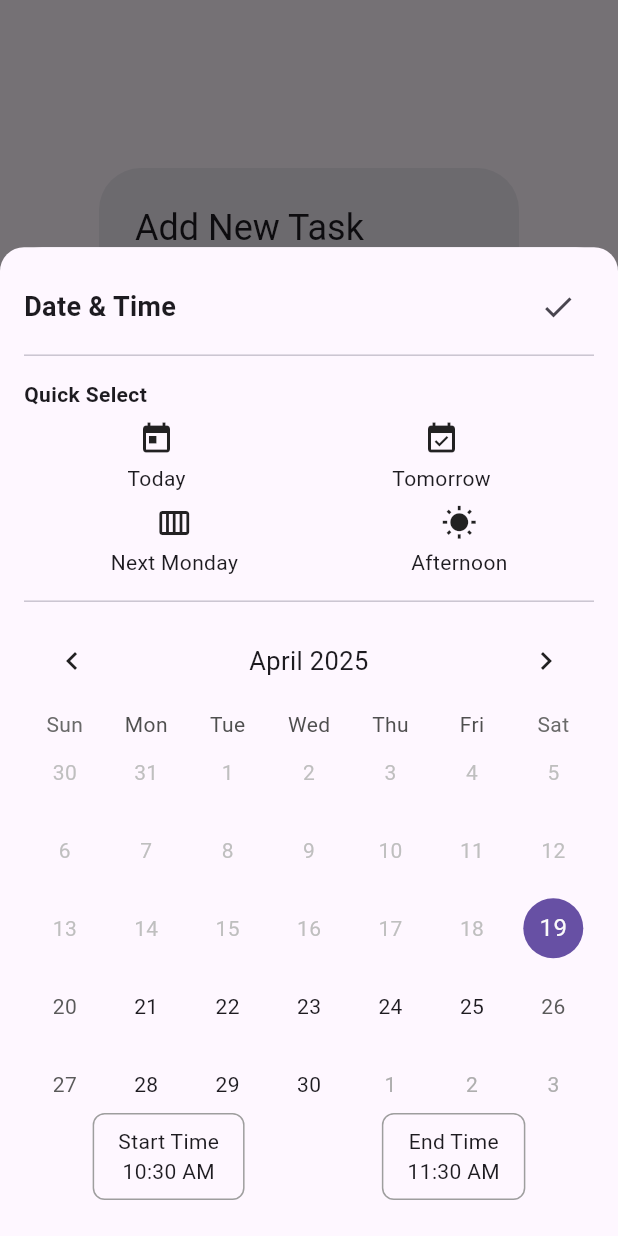
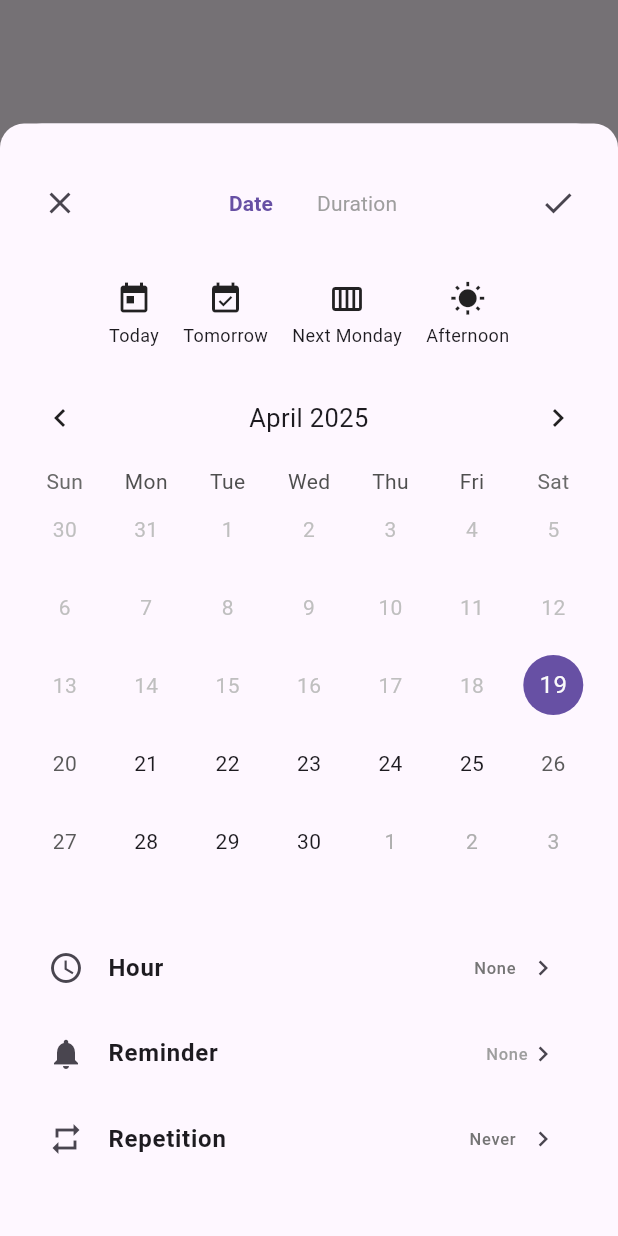
Before and after one commit to Sleusnarmed/habit_tracker, a Flutter app: the TaskEditorDialog widget shown alone on an empty page, opened directly with empty values, after a tap on "Select Date & Time", on a phone screen of 412 x 824 dp. Run offline on Flutter 3.47's test engine with Material 3 defaults, Android fonts, the phone set to English and light mode, and no system bars; drawn by our look-alikes of table_calendar; our stand-ins replace hive, hive_flutter; accounts and stored records are empty.

Commit message:
advanced date picker widget

```diff
--- a/lib/views/task_list_view.dart
+++ b/lib/views/task_list_view.dart
@@ -404,9 +404,6 @@ class _TaskListViewState extends State<TaskListView> {
   }
 }
 
-// ... [Keep all your extracted widgets like TaskTile, TaskCheckbox, etc.]
-// Extracted Widgets
-
 class TaskTile extends StatelessWidget {
   final Task task;
   final TaskProvider taskProvider;
--- a/lib/widgets/advanced_date_picker.dart
+++ b/lib/widgets/advanced_date_picker.dart
@@ -1,24 +1,27 @@
 import 'package:flutter/material.dart';
 import 'package:table_calendar/table_calendar.dart';
-
+import '../models/task.dart';
+// this took me all day to do....
 class AdvancedDatePicker extends StatefulWidget {
   final DateTime? initialDate;
-  final TimeOfDay? initialStartTime;
-  final TimeOfDay? initialEndTime;
+  final TimeOfDay? initialTime;
+  final TaskRepetition initialRepetition;
   final ValueChanged<DateTime>? onDateSelected;
-  final ValueChanged<TimeOfDay>? onStartTimeSelected;
-  final ValueChanged<TimeOfDay>? onEndTimeSelected;
+  final ValueChanged<TimeOfDay>? onTimeSelected;
+  final ValueChanged<TaskRepetition>? onRepetitionChanged;
   final VoidCallback onSave;
+  final VoidCallback onCancel;
 
   const AdvancedDatePicker({
     super.key,
     this.initialDate,
-    this.initialStartTime,
-    this.initialEndTime,
+    this.initialTime,
+    this.initialRepetition = TaskRepetition.never,
     this.onDateSelected,
-    this.onStartTimeSelected,
-    this.onEndTimeSelected,
+    this.onTimeSelected,
+    this.onRepetitionChanged,
     required this.onSave,
+    required this.onCancel,
   });
 
   @override
@@ -27,23 +30,24 @@ class AdvancedDatePicker extends StatefulWidget {
 
 class _AdvancedDatePickerState extends State<AdvancedDatePicker> {
   late DateTime _selectedDate;
-  late TimeOfDay _selectedStartTime;
-  late TimeOfDay _selectedEndTime;
+  late TimeOfDay? _selectedTime;
+  late TaskRepetition _selectedRepetition;
+  bool _showDurationView = false;
 
   @override
   void initState() {
     super.initState();
     _selectedDate = widget.initialDate ?? DateTime.now();
-    _selectedStartTime = widget.initialStartTime ?? TimeOfDay.now();
-    _selectedEndTime =
-        widget.initialEndTime ??
-        _selectedStartTime.replacing(hour: _selectedStartTime.hour + 1);
+    _selectedTime = widget.initialTime;
+    _selectedRepetition = widget.initialRepetition;
   }
 
   @override
   Widget build(BuildContext context) {
+    final screenHeight = MediaQuery.of(context).size.height;
+
     return Container(
-      height: MediaQuery.of(context).size.height * 0.80,
+      height: screenHeight * 0.9, // 90% of screen height
       padding: const EdgeInsets.all(16),
       decoration: BoxDecoration(
         color: Theme.of(context).scaffoldBackgroundColor,
@@ -51,13 +55,52 @@ class _AdvancedDatePickerState extends State<AdvancedDatePicker> {
       ),
       child: Column(
         children: [
-          // Header with title and save button
-          Row(
+          // Header (10% of container height)
+          SizedBox(
+            height: screenHeight * 0.9 * 0.1,
+            child: Row(
               mainAxisAlignment: MainAxisAlignment.spaceBetween,
               children: [
-              const Text(
-                'Date & Time',
-                style: TextStyle(fontSize: 18, fontWeight: FontWeight.bold),
+                IconButton(
+                  icon: const Icon(Icons.close),
+                  onPressed: widget.onCancel,
+                ),
+                Row(
+                  children: [
+                    TextButton(
+                      onPressed:
+                          () => setState(() => _showDurationView = false),
+                      child: Text(
+                        'Date',
+                        style: TextStyle(
+                          fontWeight:
+                              _showDurationView
+                                  ? FontWeight.normal
+                                  : FontWeight.bold,
+                          color:
+                              _showDurationView
+                                  ? Colors.grey
+                                  : Theme.of(context).primaryColor,
+                        ),
+                      ),
+                    ),
+                    TextButton(
+                      onPressed: () => setState(() => _showDurationView = true),
+                      child: Text(
+                        'Duration',
+                        style: TextStyle(
+                          fontWeight:
+                              _showDurationView
+                                  ? FontWeight.bold
+                                  : FontWeight.normal,
+                          color:
+                              _showDurationView
+                                  ? Theme.of(context).primaryColor
+                                  : Colors.grey,
+                        ),
+                      ),
+                    ),
+                  ],
                 ),
                 IconButton(
                   icon: const Icon(Icons.check),
@@ -65,27 +108,25 @@ class _AdvancedDatePickerState extends State<AdvancedDatePicker> {
                 ),
               ],
             ),
-          const Divider(),
-
-          // Quick selection buttons
-          Padding(
-            padding: const EdgeInsets.symmetric(vertical: 8),
-            child: Column(
-              crossAxisAlignment: CrossAxisAlignment.start,
+          ),
+          if (_showDurationView)
+            const Center(child: Text('Hello')) // Duration view placeholder
+          else
+            Column(
               children: [
-                const Text(
-                  'Quick Select',
-                  style: TextStyle(fontWeight: FontWeight.bold),
-                ),
-                const SizedBox(height: 8),
-                Row(
-                  mainAxisAlignment: MainAxisAlignment.spaceAround,
+                SizedBox(
+                  height: screenHeight * 0.9 * 0.1,
+                  child: SingleChildScrollView(
+                    scrollDirection: Axis.horizontal,
+                    child: Row(
                       children: [
+                        const SizedBox(width: 8),
                         _buildQuickOption(
                           Icons.today,
                           'Today',
                           () => _selectDate(DateTime.now()),
                         ),
+                        const SizedBox(width: 16),
                         _buildQuickOption(
                           Icons.event_available,
                           'Tomorrow',
@@ -93,33 +134,32 @@ class _AdvancedDatePickerState extends State<AdvancedDatePicker> {
                             DateTime.now().add(const Duration(days: 1)),
                           ),
                         ),
-                  ],
-                ),
-                const SizedBox(height: 8),
-                Row(
-                  mainAxisAlignment: MainAxisAlignment.spaceAround,
-                  children: [
+                        const SizedBox(width: 16),
                         _buildQuickOption(
                           Icons.calendar_view_week,
                           'Next Monday',
                           () => _selectNextWeekday(DateTime.monday),
                         ),
+                        const SizedBox(width: 16),
                         _buildQuickOption(
                           Icons.wb_sunny,
                           'Afternoon',
-                      () => _selectTimeRange(TimeOfDay(hour: 12, minute: 0)),
+                          () => _selectTime(TimeOfDay(hour: 17, minute: 0)),
+                        ),
+                        const SizedBox(width: 8),
+                      ],
+                    ),
+                  ),
                 ),
               ],
             ),
-              ],
-            ),
-          ),
-          const Divider(),
 
-          // Calendar
-          Expanded(
-            child: SingleChildScrollView(
+          // Calendar with fixed height
+          SizedBox(
+            height: screenHeight * 0.9 * 0.5,
             child: TableCalendar(
+              shouldFillViewport:
+                  true, // IF I DONT PUT THIS, MAKES 'OVERFLOW' THANK YOU stackoverflow
               firstDay: DateTime.now(),
               lastDay: DateTime.now().add(const Duration(days: 365)),
               focusedDay: _selectedDate,
@@ -141,28 +181,25 @@ class _AdvancedDatePickerState extends State<AdvancedDatePicker> {
               headerStyle: HeaderStyle(
                 formatButtonVisible: false,
                 titleCentered: true,
-                ),
+                leftChevronMargin: EdgeInsets.zero,
+                rightChevronMargin: EdgeInsets.zero,
               ),
             ),
           ),
 
-          // Time selection
-          Padding(
-            padding: const EdgeInsets.symmetric(vertical: 8),
-            child: Row(
-              mainAxisAlignment: MainAxisAlignment.spaceAround,
+          // Time selection options
+          Expanded(
+            child: SingleChildScrollView(
+              child: Column(
                 children: [
-                _buildTimeButton(
-                  'Start Time',
-                  _selectedStartTime,
-                  () => _selectTime(context, isStartTime: true),
+                  _buildTimeOption(context),
+                  const SizedBox(height: 1),
+                  _buildReminderOption(context),
+                  const SizedBox(height: 1),
+                  _buildRepetitionOption(context),
+                  const SizedBox(height: 1),
+                ],
               ),
-                _buildTimeButton(
-                  'End Time',
-                  _selectedEndTime,
-                  () => _selectTime(context, isStartTime: false),
-                ),
-              ],
             ),
           ),
         ],
@@ -171,30 +208,113 @@ class _AdvancedDatePickerState extends State<AdvancedDatePicker> {
   }
 
   Widget _buildQuickOption(IconData icon, String label, VoidCallback onTap) {
-    return InkWell(
+    return GestureDetector(
       onTap: onTap,
       child: Column(
+        mainAxisSize: MainAxisSize.min,
         children: [
           Icon(icon, size: 24),
           const SizedBox(height: 4),
-          Text(label),
+          Text(label, style: const TextStyle(fontSize: 12)),
         ],
       ),
     );
   }
 
-  Widget _buildTimeButton(String label, TimeOfDay time, VoidCallback onTap) {
-    return InkWell(
-      onTap: onTap,
-      child: Container(
-        padding: const EdgeInsets.symmetric(vertical: 8, horizontal: 16),
-        decoration: BoxDecoration(
-          border: Border.all(color: Colors.grey),
-          borderRadius: BorderRadius.circular(8),
+  Widget _buildTimeOption(BuildContext context) {
+    return ListTile(
+      leading: const Icon(Icons.access_time),
+      title: const Text('Hour', style: TextStyle(fontWeight: FontWeight.bold)),
+      trailing: Row(
+        mainAxisSize: MainAxisSize.min,
+        children: [
+          Text(
+            _selectedTime != null ? _selectedTime!.format(context) : 'None',
+            style: TextStyle(color: Colors.grey[600]),
           ),
-        child: Column(children: [Text(label), Text(time.format(context))]),
+          const SizedBox(width: 8),
+          if (_selectedTime != null)
+            IconButton(
+              icon: const Icon(Icons.close, size: 20),
+              onPressed: () => _selectTime(null),
+              padding: EdgeInsets.zero,
+            )
+          else
+            const Icon(Icons.chevron_right, size: 20),
+        ],
       ),
+      onTap: () => _showTimePicker(context),
     );
+  }
+
+  Widget _buildReminderOption(BuildContext context) {
+    return ListTile(
+      leading: const Icon(Icons.notifications),
+      title: const Text(
+        'Reminder',
+        style: TextStyle(fontWeight: FontWeight.bold),
+      ),
+      trailing: const Row(
+        mainAxisSize: MainAxisSize.min,
+        children: [
+          Text('None', style: TextStyle(color: Colors.grey)),
+          Icon(Icons.chevron_right, size: 20),
+        ],
+      ),
+      onTap: () {
+        // TODO: Implement reminder functionality
+      },
+    );
+  }
+
+  Widget _buildRepetitionOption(BuildContext context) {
+    final hasRepetition = _selectedRepetition != TaskRepetition.never;
+
+    return ListTile(
+      leading: const Icon(Icons.repeat),
+      title: const Text(
+        'Repetition',
+        style: TextStyle(fontWeight: FontWeight.bold),
+      ),
+      trailing: Row(
+        mainAxisSize: MainAxisSize.min,
+        children: [
+          Text(
+            _getRepetitionText(_selectedRepetition),
+            style: TextStyle(color: Colors.grey[600]),
+          ),
+          const SizedBox(width: 8),
+          if (hasRepetition)
+            IconButton(
+              icon: const Icon(Icons.close, size: 20),
+              onPressed: () => _selectRepetition(TaskRepetition.never),
+              padding: EdgeInsets.zero,
+            )
+          else
+            const Icon(Icons.chevron_right, size: 20),
+        ],
+      ),
+      onTap: () => _showRepetitionPicker(context),
+    );
+  }
+
+  String _getRepetitionText(TaskRepetition repeat) {
+    switch (repeat) {
+      case TaskRepetition.daily:
+        return 'Daily';
+      case TaskRepetition.weekly:
+        return 'Weekly';
+      case TaskRepetition.monthly:
+        return 'Monthly';
+      case TaskRepetition.yearly:
+        return 'Yearly';
+      case TaskRepetition.weekends:
+        return 'Weekends';
+      case TaskRepetition.weekdays:
+        return 'Weekdays';
+      case TaskRepetition.never:
+        return 'Never';
+    }
   }
 
   void _selectDate(DateTime date) {
@@ -209,39 +329,67 @@ class _AdvancedDatePickerState extends State<AdvancedDatePicker> {
     _selectDate(today.add(Duration(days: daysToAdd)));
   }
 
-  void _selectTimeRange(TimeOfDay startTime) {
-    setState(() {
-      _selectedStartTime = startTime;
-      _selectedEndTime = startTime.replacing(hour: startTime.hour + 1);
-    });
-    widget.onStartTimeSelected?.call(startTime);
-    widget.onEndTimeSelected?.call(_selectedEndTime);
+  void _selectTime(TimeOfDay? time) {
+    setState(() => _selectedTime = time);
+    if (time != null) {
+      widget.onTimeSelected?.call(time);
+    }
   }
 
-  Future<void> _selectTime(
-    BuildContext context, {
-    required bool isStartTime,
-  }) async {
+  void _selectRepetition(TaskRepetition repetition) {
+    setState(() => _selectedRepetition = repetition);
+    widget.onRepetitionChanged?.call(repetition);
+  }
+
+  Future<void> _showTimePicker(BuildContext context) async {
+    final initialTime =
+        _selectedTime ?? TimeOfDay.now(); // Providing a default
     final picked = await showTimePicker(
       context: context,
-      initialTime: isStartTime ? _selectedStartTime : _selectedEndTime,
+      initialTime: initialTime,
     );
     if (picked != null) {
-      setState(() {
-        if (isStartTime) {
-          _selectedStartTime = picked;
-          // Ensure end time is after start time
-          if (_selectedEndTime.hour < picked.hour ||
-              (_selectedEndTime.hour == picked.hour &&
-                  _selectedEndTime.minute <= picked.minute)) {
-            _selectedEndTime = picked.replacing(hour: picked.hour + 1);
-          }
-        } else {
-          _selectedEndTime = picked;
-        }
-      });
-      widget.onStartTimeSelected?.call(_selectedStartTime);
-      widget.onEndTimeSelected?.call(_selectedEndTime);
+      _selectTime(picked);
     }
   }
+
+  Future<void> _showRepetitionPicker(BuildContext context) async {
+    await showModalBottomSheet(
+      context: context,
+      builder:
+          (context) => Container(
+            padding: const EdgeInsets.all(16),
+            child: Column(
+              mainAxisSize: MainAxisSize.min,
+              children: [
+                const Text(
+                  'Select Repetition',
+                  style: TextStyle(fontSize: 18, fontWeight: FontWeight.bold),
+                ),
+                const SizedBox(height: 16),
+                DropdownButtonFormField<TaskRepetition>(
+                  value: _selectedRepetition,
+                  items:
+                      TaskRepetition.values.map((repeat) {
+                        return DropdownMenuItem(
+                          value: repeat,
+                          child: Text(_getRepetitionText(repeat)),
+                        );
+                      }).toList(),
+                  onChanged: (value) {
+                    if (value != null) {
+                      _selectRepetition(value);
+                      Navigator.pop(context);
                     }
+                  },
+                  decoration: const InputDecoration(
+                    border: OutlineInputBorder(),
+                    labelText: 'Repeat',
+                  ),
+                ),
+              ],
+            ),
+          ),
+    );
+  }
+}
--- a/lib/widgets/task_editor_dialog.dart
+++ b/lib/widgets/task_editor_dialog.dart
@@ -48,6 +48,9 @@ class _TaskEditorDialogState extends State<TaskEditorDialog> {
         final endTime = task.dueTime!.add(task.duration!);
         _endTime = TimeOfDay.fromDateTime(endTime);
       }
+    } else {
+      _startTime = null; // Explicitly set to null for new tasks
+      _endTime = null;
     }
   }
 
@@ -86,15 +89,43 @@ class _TaskEditorDialogState extends State<TaskEditorDialog> {
       isScrollControlled: true,
       builder:
           (context) => AdvancedDatePicker(
-            initialDate: _dueDate,
-            initialStartTime: _startTime,
-            initialEndTime: _endTime,
+            initialDate: _dueDate ?? DateTime.now(), // today is the default
+            initialTime: _startTime, // Can be null
+            initialRepetition: _repetition,
             onDateSelected: (date) => setState(() => _dueDate = date),
-            onStartTimeSelected: (time) => setState(() => _startTime = time),
-            onEndTimeSelected: (time) => setState(() => _endTime = time),
-            onSave: () => Navigator.pop(context),
+            onTimeSelected: (time) => setState(() => _startTime = time),
+            onRepetitionChanged:
+                (repeat) => setState(() => _repetition = repeat),
+            onSave: () {
+              if (_dueDate == null) {
+                setState(() => _dueDate = DateTime.now());
+              }
+              Navigator.pop(context);
+            },
+            onCancel: () {
+              if (_dueDate == null && widget.initialTask == null) {
+                setState(() => _dueDate = null);
+              }
+              Navigator.pop(context);
+            },
           ),
     );
+  }
+
+  void _saveTask() {
+    if (_titleController.text.isEmpty) {
+      ScaffoldMessenger.of(
+        context,
+      ).showSnackBar(const SnackBar(content: Text('Title is required')));
+      return;
+    }
+    try {
+      Navigator.pop(context, _buildTask());
+    } on ArgumentError catch (e) {
+      ScaffoldMessenger.of(context).showSnackBar(
+        SnackBar(content: Text(e.message ?? 'Invalid time range')),
+      );
+    }
   }
 
   Task _buildTask() {
@@ -220,23 +251,7 @@ class _TaskEditorDialogState extends State<TaskEditorDialog> {
               decoration: const InputDecoration(labelText: 'Priority'),
             ),
             const SizedBox(height: 16),
-            const SizedBox(height: 16),
             _buildTimeRangeSection(),
-            const SizedBox(height: 16),
-            DropdownButtonFormField<TaskRepetition>(
-              value: _repetition,
-              items:
-                  TaskRepetition.values
-                      .map(
-                        (repeat) => DropdownMenuItem(
-                          value: repeat,
-                          child: Text(_getRepetitionText(repeat)),
-                        ),
-                      )
-                      .toList(),
-              onChanged: (value) => setState(() => _repetition = value!),
-              decoration: const InputDecoration(labelText: 'Repeat'),
-            ),
           ],
         ),
       ),
@@ -245,24 +260,7 @@ class _TaskEditorDialogState extends State<TaskEditorDialog> {
           onPressed: () => Navigator.pop(context),
           child: const Text('Cancel'),
         ),
-        ElevatedButton(
-          onPressed: () {
-            if (_titleController.text.isEmpty) {
-              ScaffoldMessenger.of(context).showSnackBar(
-                const SnackBar(content: Text('Title is required')),
-              );
-              return;
-            }
-            try {
-              Navigator.pop(context, _buildTask());
-            } on ArgumentError catch (e) {
-              ScaffoldMessenger.of(context).showSnackBar(
-                SnackBar(content: Text(e.message ?? 'Invalid time range')),
-              );
-            }
-          },
-          child: const Text('Save'),
-        ),
+        ElevatedButton(onPressed: _saveTask, child: const Text('Save')),
       ],
     );
   }
```
Lines whose indentation alone changed are shown as unchanged.
